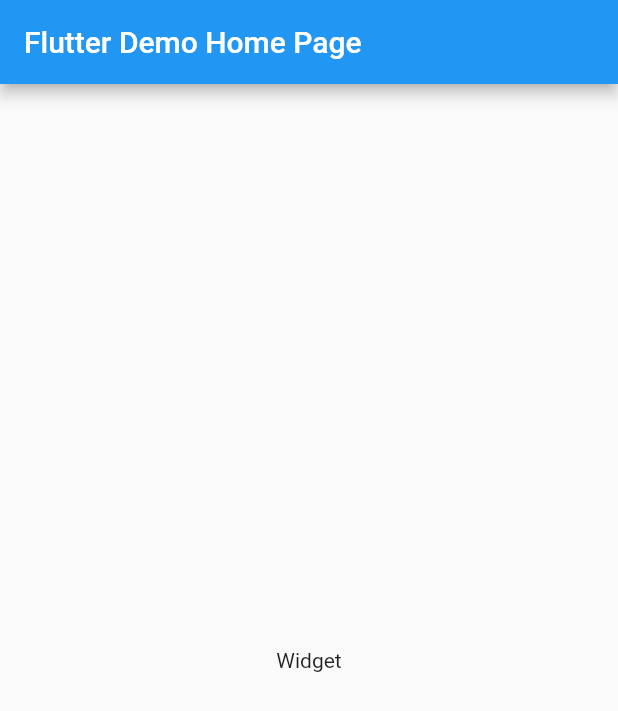
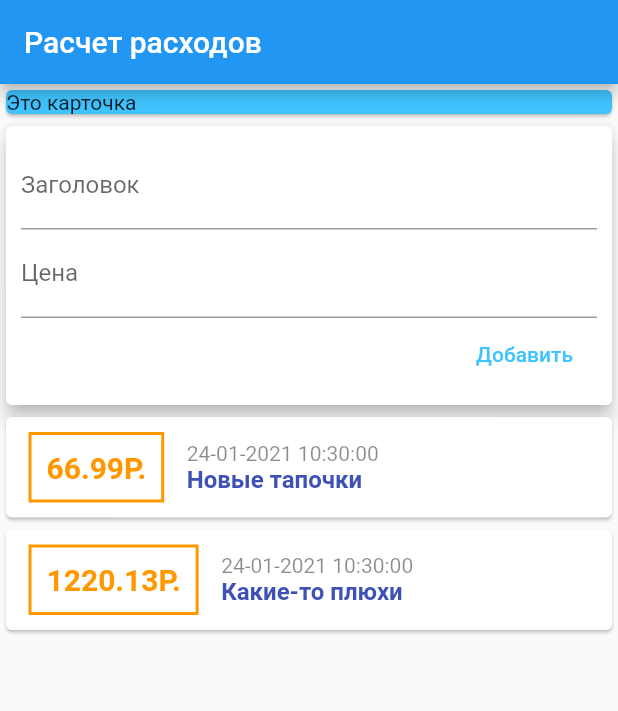
Before and after one commit to coder2k4/personal_expenses, a Flutter app: the screen it shows after launch, on a phone screen of 412 x 824 dp. Shown: the top 711 px of the screen. Run offline on Flutter 3.47's test engine with Material 2 defaults, Android fonts, the phone set to English and light mode, and no system bars.

Commit message:
primitive forms

```diff
--- a/lib/main.dart
+++ b/lib/main.dart
@@ -1,4 +1,5 @@
 import 'package:flutter/material.dart';
+import './widgets/user_transactions.dart';
 
 void main() {
   runApp(MyApp());
@@ -13,26 +14,32 @@ class MyApp extends StatelessWidget {
         primarySwatch: Colors.blue,
         visualDensity: VisualDensity.adaptivePlatformDensity,
       ),
-      home: MyHomePage(title: 'Flutter Demo Home Page'),
+      home: MyHomePage(),
     );
   }
 }
 
 class MyHomePage extends StatelessWidget {
-  final String title;
-
-  MyHomePage({Key key, this.title}) : super(key: key);
 
   @override
   Widget build(BuildContext context) {
     return Scaffold(
       appBar: AppBar(
-        title: Text(title),
+        title: Text('Расчет расходов'),
       ),
-      body: Center(
-        child: Text('Widget'),
+      body: Column(
+        children: [
+          Card(
+            child: Container(
+              child: Text('Это карточка'),
+              width: double.infinity,
+            ),
+            color: Colors.lightBlueAccent,
+          ),
+
+          UserTransactions(),
+        ],
       ),
-      // This trailing comma makes auto-formatting nicer for build methods.
     );
   }
 }
--- /dev/null
+++ b/lib/models/transaction.dart
@@ -0,0 +1,14 @@
+import 'package:flutter/foundation.dart';
+
+class Transaction {
+  final String id;
+  final String title;
+  final double mount;
+  final DateTime date;
+
+  Transaction({
+    @required this.id,
+    @required this.title,
+    @required this.mount,
+    @required this.date});
+}
--- /dev/null
+++ b/lib/widgets/list_transaction.dart
@@ -0,0 +1,68 @@
+import 'package:flutter/material.dart';
+import 'package:intl/intl.dart';
+import 'package:personal_expenses/models/transaction.dart';
+
+class ListTransaction extends StatelessWidget {
+
+
+  final List<Transaction> transactions;
+
+  ListTransaction(this.transactions);
+
+  @override
+  Widget build(BuildContext context) {
+    return Column(
+      children: transactions
+          .map((e) =>
+          Card(
+            child: Row(
+              mainAxisAlignment: MainAxisAlignment.start,
+              children: [
+                Container(
+                  margin: EdgeInsets.symmetric(
+                    vertical: 10,
+                    horizontal: 15,
+                  ),
+                  padding: EdgeInsets.all(10),
+                  decoration: BoxDecoration(
+                    border: Border.all(
+                      color: Colors.orange,
+                      width: 2,
+                    ),
+                  ),
+                  alignment: Alignment.center,
+                  child: Text(
+                    e.mount.toString() + 'Р.',
+                    style: TextStyle(
+                      fontWeight: FontWeight.bold,
+                      fontSize: 20,
+                      color: Colors.orange,
+                    ),
+                  ),
+                ),
+                Column(
+                  crossAxisAlignment: CrossAxisAlignment.start,
+                  children: [
+                    Text(
+                      DateFormat('dd-MM-yyyy kk:mm:ss')
+                          .format(e.date),
+                      //e.date.toString(),
+                      style: TextStyle(color: Colors.black45),
+                    ),
+                    Text(
+                      e.title,
+                      style: TextStyle(
+                        fontWeight: FontWeight.bold,
+                        fontSize: 16,
+                        color: Colors.indigo,
+                      ),
+                    ),
+                  ],
+                )
+              ],
+            ),
+          ))
+          .toList(),
+    );
+  }
+}
--- /dev/null
+++ b/lib/widgets/new_transaction.dart
@@ -0,0 +1,45 @@
+
+
+import 'package:flutter/material.dart';
+
+class NewTransaction extends StatelessWidget {
+
+  final Function addTransaction;
+
+  final titleController = TextEditingController();
+  final amountController = TextEditingController();
+
+  NewTransaction(this.addTransaction);
+
+
+  @override
+  Widget build(BuildContext context) {
+    return Card(
+      elevation: 5,
+      child: Container(
+        padding: EdgeInsets.all(10),
+        child: Column(
+          crossAxisAlignment: CrossAxisAlignment.end,
+          children: <Widget>[
+            TextField(
+              decoration: InputDecoration(labelText: 'Заголовок'),
+              controller: titleController,
+            ),
+            TextField(
+              decoration: InputDecoration(labelText: 'Цена'),
+              controller: amountController,
+            ),
+            FlatButton(
+              onPressed: () {
+                addTransaction(titleController.text, double.parse(amountController.text));
+                print(amountController);
+              },
+              child: Text('Добавить'),
+              textColor: Colors.lightBlueAccent,
+            )
+          ],
+        ),
+      ),
+    );
+  }
+}
--- /dev/null
+++ b/lib/widgets/user_transactions.dart
@@ -0,0 +1,48 @@
+import 'package:flutter/material.dart';
+import 'package:personal_expenses/models/transaction.dart';
+import 'list_transaction.dart';
+import 'new_transaction.dart';
+
+class UserTransactions extends StatefulWidget {
+  @override
+  _UserTransactionsState createState() => _UserTransactionsState();
+}
+
+class _UserTransactionsState extends State<UserTransactions> {
+  final List<Transaction> _userTransactions = [
+    Transaction(
+      id: 't1',
+      title: 'Новые тапочки',
+      mount: 66.99,
+      date: DateTime.now(),
+    ),
+    Transaction(
+        id: 't2',
+        title: 'Какие-то плюхи',
+        mount: 1220.13,
+        date: DateTime.now()),
+  ];
+
+  void _addNewTransaction(String title, double amount) {
+    final newTransaction = Transaction(
+        id: UniqueKey().toString(),
+        title: title,
+        mount: amount,
+        date: new DateTime.now());
+
+
+    setState(() {
+      _userTransactions.add(newTransaction);
+    });
+  }
+
+  @override
+  Widget build(BuildContext context) {
+    return Column(
+      children: [
+        NewTransaction(_addNewTransaction),
+        ListTransaction(_userTransactions),
+      ],
+    );
+  }
+}
--- a/pubspec.yaml
+++ b/pubspec.yaml
@@ -32,6 +32,7 @@ dependencies:
 dev_dependencies:
   flutter_test:
     sdk: flutter
+  intl: ^0.16.1
 
 # For information on the generic Dart part of this file, see the
 # following page: https://dart.dev/tools/pub/pubspec
```
Also changed, not shown: pubspec.lock.
